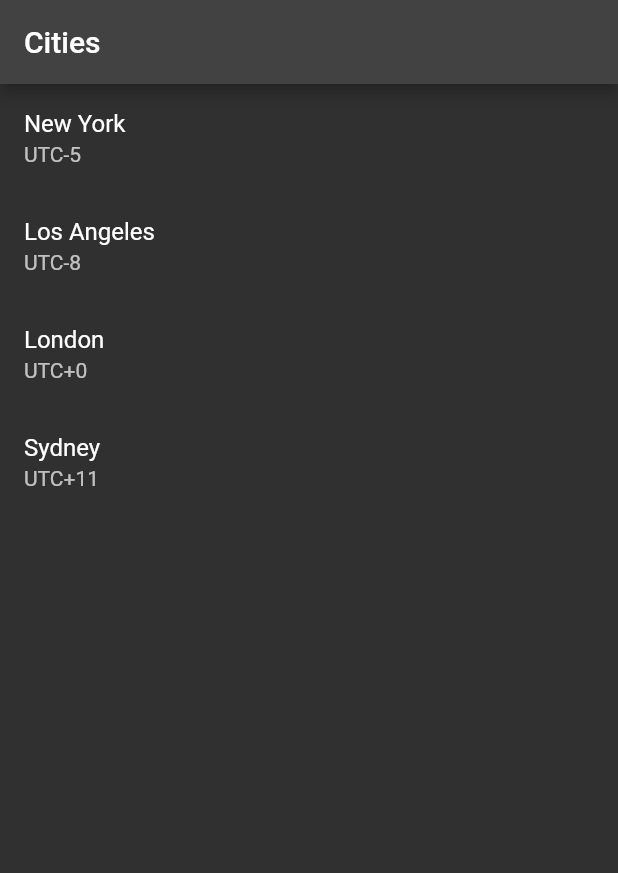
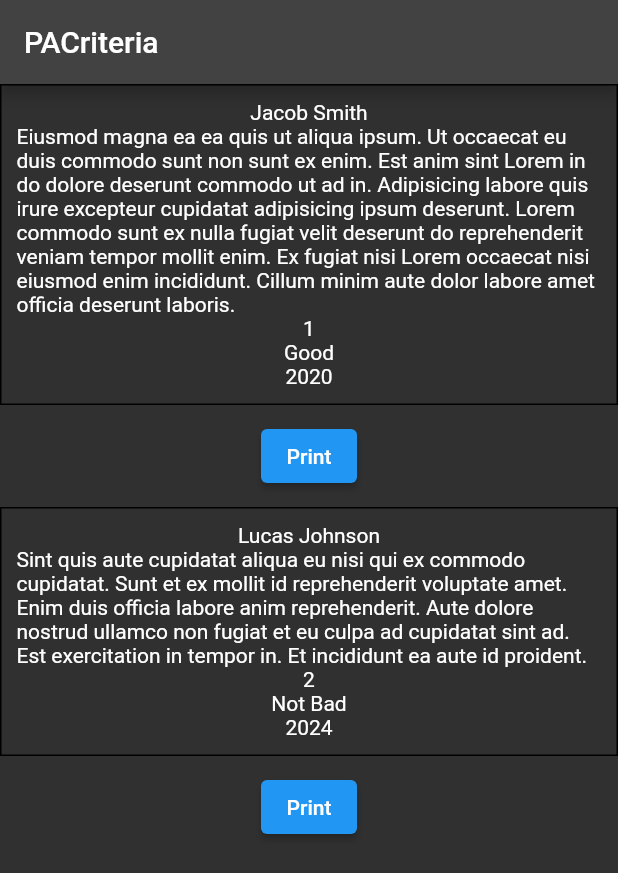
Before and after one commit to davidaodejobi/riverpod-sprint, a Flutter app: the screen it shows after launch, on a phone screen of 412 x 824 dp. Shown: the top 873 px of the screen. Run offline on Flutter 3.47's test engine with Material 2 defaults, Android fonts, the phone set to English and light mode, and no system bars; our stand-ins replace hooks_riverpod.

Commit message:
feat: :sparkles: added anoher example for riverpod provider

```diff
--- a/lib/main.dart
+++ b/lib/main.dart
@@ -1,7 +1,6 @@
+import 'package:example1/practices/provider/candidate_provider_practice.dart';
 import 'package:flutter/material.dart';
 import 'package:hooks_riverpod/hooks_riverpod.dart';
-
-import 'practices/provider/cities_provider_practice.dart';
 
 void main() {
   runApp(const ProviderScope(child: Main()));
@@ -12,6 +11,6 @@ class Main extends StatelessWidget {
 
   @override
   Widget build(BuildContext context) {
-    return const CitiesProvider();
+    return const PACriteriaProviderPractice();
   }
 }
--- /dev/null
+++ b/lib/practices/provider/candidate_provider_practice.dart
@@ -0,0 +1,146 @@
+// ccreate a class
+import 'package:flutter/foundation.dart';
+import 'package:flutter/material.dart';
+import 'package:hooks_riverpod/hooks_riverpod.dart';
+
+class PACList {
+  final List<PACriteria> paCriteria;
+
+  PACList({
+    required this.paCriteria,
+  });
+
+  @override
+  String toString() => 'PACList(paCriteria: $paCriteria)';
+
+  PACList.fromJson(Map<String, dynamic> json)
+      : paCriteria = (json['paCriteria'] as List)
+            .map((e) => PACriteria.fromJson(e))
+            .toList();
+
+  Map<String, dynamic> toJson() => {
+        'paCriteria': paCriteria.map((e) => e.toJson()).toList(),
+      };
+}
+
+class PACriteria {
+  final String name;
+  final String description;
+  final String id;
+  final String type;
+  final String year;
+
+  PACriteria(
+    this.name,
+    this.description,
+    this.id,
+    this.type,
+    this.year,
+  );
+
+  @override
+  String toString() =>
+      'PACriteria(name: $name, description: $description, id: $id, type: $type, year: $year)';
+
+  PACriteria.fromJson(Map<String, dynamic> json)
+      : name = json['name'],
+        description = json['description'],
+        id = json['id'],
+        type = json['type'],
+        year = json['year'];
+
+  Map<String, dynamic> toJson() => {
+        'name': name,
+        'description': description,
+        'id': id,
+        'type': type,
+        'year': year,
+      };
+}
+
+//create a provider
+final paCriteriaProvider = Provider<List<PACriteria>>(
+  (ref) => PACList.fromJson(rawJson).paCriteria,
+);
+
+//create a map of raw json
+Map<String, dynamic> rawJson = {
+  "state": "success",
+  "paCriteria": [
+    {
+      "name": "Jacob Smith",
+      "description":
+          "Eiusmod magna ea ea quis ut aliqua ipsum. Ut occaecat eu duis commodo sunt non sunt ex enim. Est anim sint Lorem in do dolore deserunt commodo ut ad in. Adipisicing labore quis irure excepteur cupidatat adipisicing ipsum deserunt. Lorem commodo sunt ex nulla fugiat velit deserunt do reprehenderit veniam tempor mollit enim. Ex fugiat nisi Lorem occaecat nisi eiusmod enim incididunt. Cillum minim aute dolor labore amet officia deserunt laboris.",
+      "id": "1",
+      "type": "Good",
+      "year": "2020"
+    },
+    {
+      "name": "Lucas Johnson",
+      "description":
+          "Sint quis aute cupidatat aliqua eu nisi qui ex commodo cupidatat. Sunt et ex mollit id reprehenderit voluptate amet. Enim duis officia labore anim reprehenderit. Aute dolore nostrud ullamco non fugiat et eu culpa ad cupidatat sint ad. Est exercitation in tempor in. Et incididunt ea aute id proident.",
+      "id": "2",
+      "type": "Not Bad",
+      "year": "2024"
+    }
+  ],
+};
+
+class PACriteriaProviderPractice extends ConsumerWidget {
+  const PACriteriaProviderPractice({Key? key}) : super(key: key);
+
+  @override
+  Widget build(BuildContext context, WidgetRef ref) {
+    final paCriteria = ref.watch(paCriteriaProvider);
+
+    return MaterialApp(
+      debugShowCheckedModeBanner: false,
+      theme: ThemeData(),
+      darkTheme: ThemeData.dark(),
+      themeMode: ThemeMode.dark,
+      title: 'PACriteria',
+      home: Scaffold(
+        appBar: AppBar(
+          title: const Text('PACriteria'),
+        ),
+        body: ListView.builder(
+          itemCount: paCriteria.length,
+          itemBuilder: (context, index) {
+            final pa = paCriteria[index];
+            return Column(
+              children: [
+                Container(
+                  padding: const EdgeInsets.all(10),
+                  decoration: BoxDecoration(
+                    border: Border.all(
+                      color: Colors.black,
+                    ),
+                  ),
+                  child: Column(
+                    children: [
+                      Text(pa.name),
+                      Text(pa.description),
+                      Text(pa.id),
+                      Text(pa.type),
+                      Text(pa.year),
+                    ],
+                  ),
+                ),
+                const SizedBox(height: 10),
+                ElevatedButton(
+                  onPressed: () {
+                    if (kDebugMode) {
+                      print(pa);
+                    }
+                  },
+                  child: const Text('Print'),
+                ),
+                const SizedBox(height: 10),
+              ],
+            );
+          },
+        ),
+      ),
+    );
+  }
+}
```
